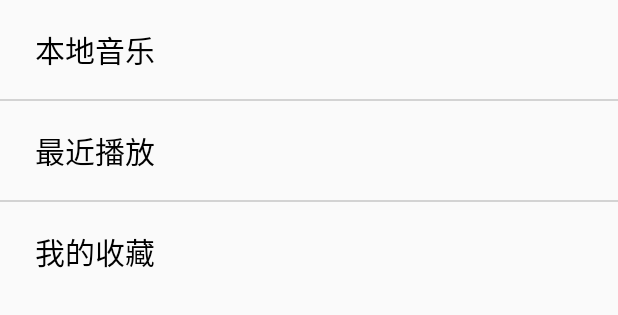
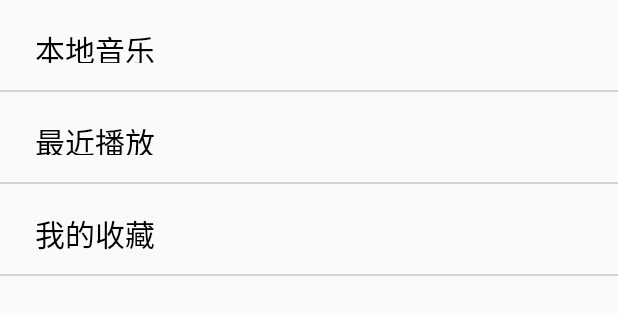
Before and after one commit to minminaya/BogeMusic, an Android app: the layout fragment_mine.xml on its own in the app's theme, with its tools: preview values and no code run, on a phone screen of 412 x 824 dp. Shown: the top 315 px of the screen. Run offline under Robolectric (Android 15) with nearby library versions, the phone set to English and light mode, and no system bars.

```diff
--- a/library/build.gradle
+++ b/library/build.gradle
@@ -48,7 +48,7 @@ dependencies {
     compile 'com.github.bumptech.glide:glide:3.7.0'
     compile 'com.github.ksoichiro:android-observablescrollview:1.6.0'
     //XRecycview
-    compile 'com.jcodecraeer:xrecyclerview:1.3.2'
+    compile 'com.jcodecraeer:xrecyclerview:1.3.1'
 
     compile 'com.github.lzyzsd:circleprogress:1.2.1'
 
--- a/presentation/src/main/java/com/minminaya/bogemusic/play/activity/MusicPlayActivity.java
+++ b/presentation/src/main/java/com/minminaya/bogemusic/play/activity/MusicPlayActivity.java
@@ -204,6 +204,7 @@ public class MusicPlayActivity extends BaseActivity implements MvpView {
                 case C.InstantForBroadcastReceiverForMusicServiceData.CURRENT_SONG_POSITION_FLAG:
                     int o = intent.getIntExtra(C.InstantForBroadcastReceiverForMusicServiceData.CURRENT_SONG_POSITION, 100);
                     tvCurrentBar.setText(time.format(o));
+                    seekbar.setProgress(o);
                     break;
             }
         }
--- a/presentation/src/main/java/com/minminaya/bogemusic/utils/localmusic/LocalMusicUtil.java
+++ b/presentation/src/main/java/com/minminaya/bogemusic/utils/localmusic/LocalMusicUtil.java
@@ -101,7 +101,7 @@ public class LocalMusicUtil {
                         if (files[i].isFile()) {
                             //如果 扫到的是文件，那么把具体路径存到songTotalPath下
                             songTotalPath[i] = Environment.getExternalStorageDirectory().getAbsolutePath() + "/" + files[i].getName();
-                            Log.e("file", files[i].getName());
+//                            Log.e("file", files[i].getName());
                         }
                     }
                 }
--- a/presentation/src/main/res/layout/activity_music_player.xml
+++ b/presentation/src/main/res/layout/activity_music_player.xml
@@ -41,7 +41,7 @@
                 android:layout_marginStart="10dp"
                 android:layout_marginTop="5dp"
                 android:background="@color/black"
-                android:text="宁夏"
+                android:text=""
                 android:textAlignment="textStart"
                 android:textColor="@color/white"
                 android:textSize="18sp" />
@@ -52,7 +52,7 @@
                 android:layout_height="25dp"
                 android:layout_below="@+id/btn_song_title"
                 android:layout_marginStart="10dp"
-                android:text="梁静茹s"
+                android:text=""
                 android:textAlignment="textStart"
                 android:textColor="@color/gray"
                 android:textSize="13sp" />
--- a/presentation/src/main/res/layout/fragment_mine.xml
+++ b/presentation/src/main/res/layout/fragment_mine.xml
@@ -9,9 +9,15 @@
         android:layout_height="wrap_content"
         android:orientation="vertical">
 
+
+        <LinearLayout
+            android:id="@+id/text_local_music"
+            android:layout_width="match_parent"
+            android:layout_height="60dp"
+            android:clickable="true"
+            android:foreground="?android:attr/selectableItemBackground">
+
             <TextView
-            android:foreground="?android:attr/selectableItemBackground"
-            android:id="@+id/text_local_music"
                 android:layout_width="wrap_content"
                 android:layout_height="wrap_content"
                 android:layout_marginBottom="18dp"
@@ -20,12 +26,18 @@
                 android:text="本地音乐"
                 android:textColor="@color/black"
                 android:textSize="20sp" />
+        </LinearLayout>
 
         <include layout="@layout/divider_view" />
 
+        <LinearLayout
+            android:id="@+id/text_last_play"
+            android:layout_width="match_parent"
+            android:layout_height="60dp"
+            android:clickable="true"
+            android:foreground="?android:attr/selectableItemBackground">
+
             <TextView
-            android:foreground="?android:attr/selectableItemBackground"
-            android:id="@+id/text_last_play"
                 android:layout_width="wrap_content"
                 android:layout_height="wrap_content"
                 android:layout_marginBottom="18dp"
@@ -34,19 +46,27 @@
                 android:text="最近播放"
                 android:textColor="@color/black"
                 android:textSize="20sp" />
+        </LinearLayout>
 
         <include layout="@layout/divider_view" />
 
+        <LinearLayout
+            android:id="@+id/text_my_favorite"
+            android:layout_width="match_parent"
+            android:layout_height="60dp"
+            android:clickable="true"
+            android:foreground="?android:attr/selectableItemBackground">
+
             <TextView
-            android:foreground="?android:attr/selectableItemBackground"
-            android:id="@+id/text_my_favorite"
-            android:layout_width="wrap_content"
-            android:layout_height="wrap_content"
+                android:layout_width="match_parent"
+                android:layout_height="match_parent"
                 android:layout_marginStart="23dp"
                 android:layout_marginTop="18dp"
                 android:text="我的收藏"
                 android:textColor="@color/black"
                 android:textSize="20sp" />
         </LinearLayout>
+        <include layout="@layout/divider_view" />
+    </LinearLayout>
 
 </ScrollView>
```
Also changed, not shown: presentation/src/main/java/com/minminaya/bogemusic/finder/fragment/MineFragment.java (+13 -6 lines), presentation/src/main/java/com/minminaya/bogemusic/mine/fragment/ListFragment.java (+21 -1 lines). Lines whose indentation alone changed are shown as unchanged.
